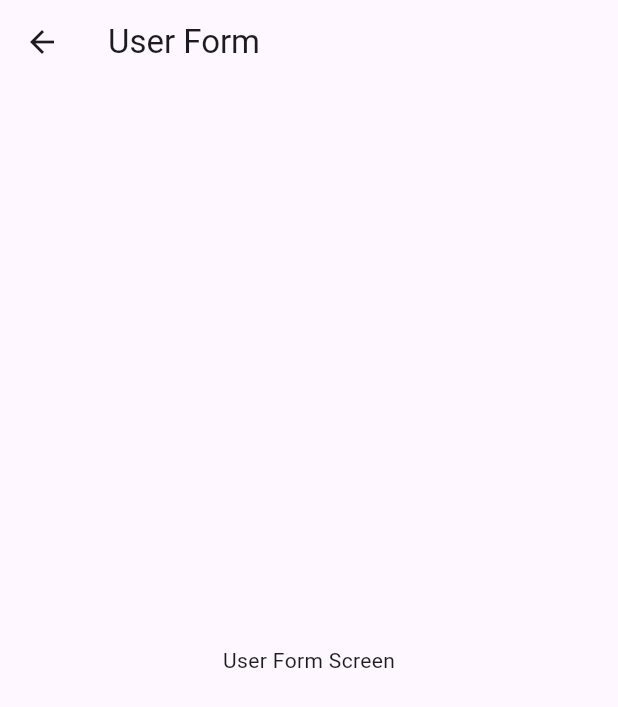
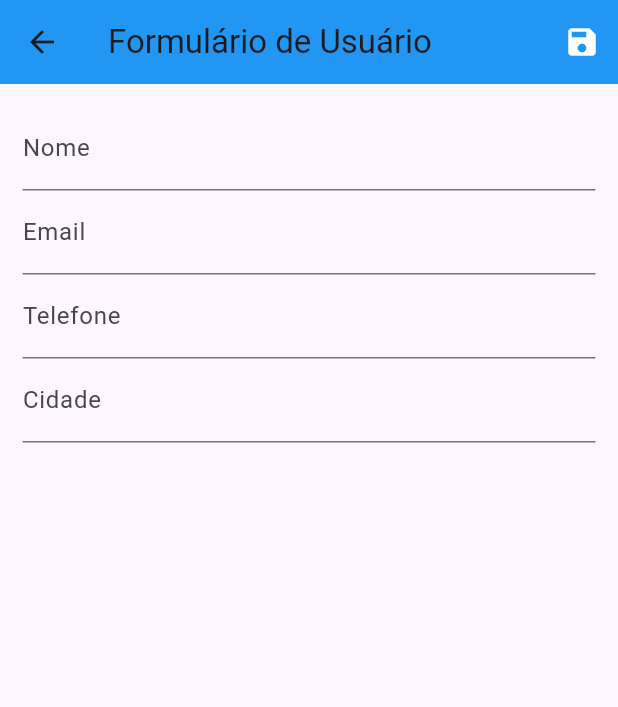
Before and after one commit to oAnthonyG/cadastro_flutter_crud, a Flutter app: the UseForm screen opened by its route, on a phone screen of 412 x 824 dp. Shown: the top 707 px of the screen. Run offline on Flutter 3.47's test engine with Material 3 defaults, Android fonts, the phone set to English and light mode, and no system bars.

Commit message:
created an add function for the form

```diff
--- a/lib/main.dart
+++ b/lib/main.dart
@@ -1,4 +1,3 @@
-import 'package:cadastro_crud/models/user.dart';
 import 'package:cadastro_crud/provider/users.dart';
 import 'package:cadastro_crud/routes/app_routes.dart';
 import 'package:cadastro_crud/views/user_form.dart';
--- a/lib/views/user_form.dart
+++ b/lib/views/user_form.dart
@@ -1,16 +1,104 @@
+import 'package:cadastro_crud/models/user.dart';
+import 'package:cadastro_crud/provider/users.dart';
 import 'package:flutter/material.dart';
+import 'package:provider/provider.dart';
 
 class UseForm extends StatelessWidget {
-  const UseForm({super.key});
+  final _form = GlobalKey<FormState>();
+  final Map<String, String> _formData = {};
 
   @override
   Widget build(BuildContext context) {
     return Scaffold(
       appBar: AppBar(
-        title: Text('User Form'),
+        title: Text('Formulário de Usuário'),
+        backgroundColor: Colors.blue,
+        actions: <Widget>[
+          IconButton(
+            icon: Icon(Icons.save, color: Colors.white),
+            onPressed: () {
+              final isValid = _form.currentState?.validate();
+
+              if (isValid != null && isValid) {
+                _form.currentState?.save();
+
+
+                Provider.of<UsersProvider>(context, listen: false).put(
+                  User(
+                    id: _formData['id'] ?? '',
+                    name: _formData['name']!,
+                    email: _formData['email']!,
+                    telefone: _formData['telefone']!,
+                    cidade: _formData['cidade']!,
+                  ),
+                );
+                Navigator.of(context).pop();
+              }
+            },
+          ),
+        ],
       ),
-      body: Center(
-        child: Text('User Form Screen'),
+      body: Padding(
+        padding: EdgeInsets.all(15),
+        child: Form(
+          key: _form,
+          child: Column(
+            children: <Widget>[
+              TextFormField(
+                decoration: InputDecoration(labelText: 'Nome'),
+                validator: (value) {
+                  if (value == null || value.trim().isEmpty) {
+                    return 'Nome inválido';
+                  }
+                  if (value.trim().length < 3) {
+                    return 'Nome muito curto. Mínimo 3 letras';
+                  }
+                  return null;
+                },
+                onSaved: (value) => _formData['name'] = value!,
+              ),
+              TextFormField(
+                decoration: InputDecoration(labelText: 'Email'),
+                validator: (value) {
+                  if (value == null || value.trim().isEmpty) {
+                    return 'Nome inválido';
+                  }
+                  if (value.trim().length < 3) {
+                    return 'Nome muito curto. Mínimo 3 letras';
+                  }
+                  return null;
+                },
+                onSaved: (value) => _formData['email'] = value!,
+              ),
+              TextFormField(
+                decoration: InputDecoration(labelText: 'Telefone'),
+                validator: (value) {
+                  if (value == null || value.trim().isEmpty) {
+                    return 'Telefone inválido';
+                  }
+                  if (value.trim().length < 3) {
+                    return 'Telefone muito curto. Mínimo 3 letras';
+                  }
+                  return null;
+                },
+                onSaved: (value) => _formData['telefone'] = value!,
+              ),
+              TextFormField(
+                decoration: InputDecoration(labelText: 'Cidade'),
+                validator: (value) {
+                  if (value == null || value.trim().isEmpty) {
+                    return 'cidade inválido';
+                  }
+                  if (value.trim().length < 3) {
+                    return 'Cidade muito curto. Mínimo 3 letras';
+                  }
+                  return null;
+                },
+                onSaved: (value) => _formData['cidade'] = value!,
+              ),
+            ],
+          ),
+        ),
       ),
     );
   }
--- a/lib/views/user_list.dart
+++ b/lib/views/user_list.dart
@@ -1,4 +1,5 @@
 import 'package:cadastro_crud/provider/users.dart';
+import 'package:cadastro_crud/routes/app_routes.dart';
 import 'package:flutter/material.dart';
 import 'package:cadastro_crud/components/user_tile.dart';
 import 'package:provider/provider.dart';
@@ -10,12 +11,15 @@ class UserList extends StatelessWidget {
 
     return Scaffold(
       appBar: AppBar(
+
         title: Text('User List'),
         actions: <Widget>[
           IconButton(
             icon: Icon(Icons.add, color: Colors.white),
             onPressed: () {
-
+              Navigator.of(
+                context,
+              ).pushNamed(AppRoutes.USER_FORM);
             },
           ),
         ],
```
Also changed, not shown: lib/components/user_tile.dart (+15 -2 lines).
